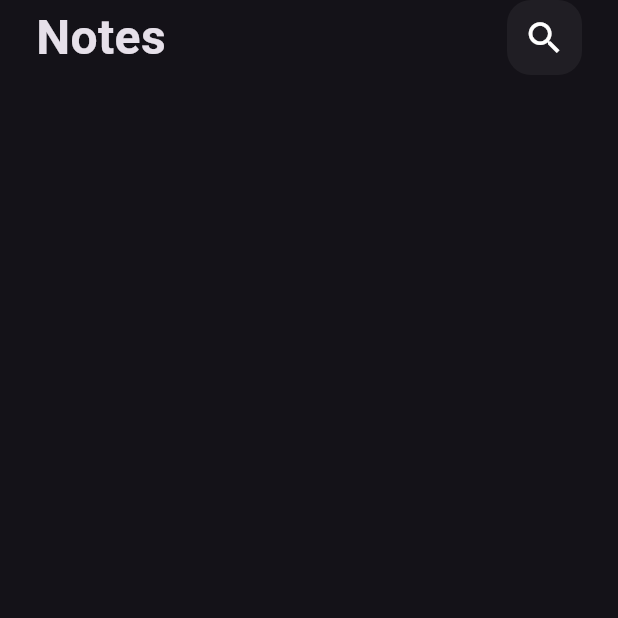
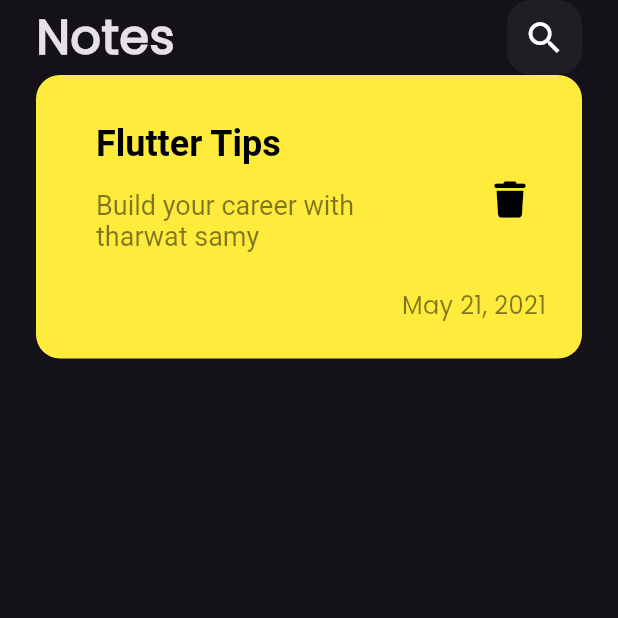
Before and after one commit to yousefmohamed35/notes_app, a Flutter app: the screen it shows after launch, on a phone screen of 412 x 824 dp, the top half of it. Run offline on Flutter 3.47's test engine with Material 3 defaults, Android fonts, the phone set to English and light mode, and no system bars; our stand-ins replace font_awesome_flutter.

Commit message:
Create Custom Note Item

```diff
--- a/lib/main.dart
+++ b/lib/main.dart
@@ -12,7 +12,7 @@ class ToDoApp extends StatelessWidget {
   Widget build(BuildContext context) {
     return MaterialApp(
       debugShowCheckedModeBanner: false,
-      theme: ThemeData.dark(),
+      theme: ThemeData(brightness: Brightness.dark,fontFamily: 'Poppins'),
       home:const NotesView(),
     );
   }
--- /dev/null
+++ b/lib/widget/note_item.dart
@@ -0,0 +1,36 @@
+import 'package:flutter/material.dart';
+import 'package:font_awesome_flutter/font_awesome_flutter.dart';
+
+class NoteItem extends StatelessWidget {
+  const NoteItem({super.key});
+
+  @override
+  Widget build(BuildContext context) {
+    return Container(
+      padding:const EdgeInsets.only(top: 24,bottom: 24,left: 24),
+      decoration: BoxDecoration(
+        color: Colors.yellow,
+        borderRadius: BorderRadius.circular(16),
+      ),
+      child: Column(
+        crossAxisAlignment: CrossAxisAlignment.end,
+        children: [
+          ListTile(
+            title:const Text('Flutter Tips'),
+            titleTextStyle:const TextStyle(color: Colors.black,fontSize: 24,fontWeight: FontWeight.bold),
+            subtitle:const Padding(
+              padding:  EdgeInsets.only(top: 16.0,bottom: 16),
+              child:  Text('Build your career with tharwat samy'),
+            ),
+            subtitleTextStyle: TextStyle(color: Colors.black.withOpacity(.5),fontSize: 18),
+            trailing: IconButton(onPressed: (){},icon:const Icon(FontAwesomeIcons.trash,color: Colors.black,size: 24,),),
+          ),
+          Padding(
+            padding: const EdgeInsets.only(right: 24),
+            child: Text('May 21, 2021',style: TextStyle(color: Colors.black.withOpacity(.5),fontSize: 16),),
+          ),
+        ],
+      ),
+    );
+  }
+}
--- a/lib/widget/notes_view_body.dart
+++ b/lib/widget/notes_view_body.dart
@@ -1,5 +1,6 @@
 import 'package:flutter/material.dart';
 import 'package:todoapp/widget/custom_appbar.dart';
+import 'package:todoapp/widget/note_item.dart';
 
 class NotesViewBody extends StatelessWidget {
   const NotesViewBody({super.key});
@@ -12,6 +13,7 @@ class NotesViewBody extends StatelessWidget {
         child: Column(
           children: [
             CustomAppBar(),
+            NoteItem(),
           ],
         ),
       ),
```
Also changed, not shown: pubspec.yaml (+6 -6 lines), assets/fonts/Poppins-Regular.ttf (added), pubspec.lock.
